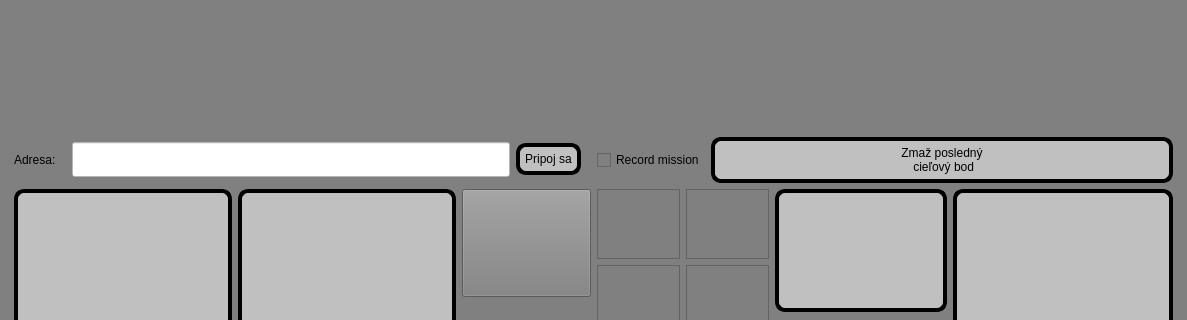
Samwise101/robotHMI, file robotGUI/mainwindow.ui: the form before one commit; both pictures show x 0 to 1187 and y 552 to 872 of the 1187 by 994 pixel window.
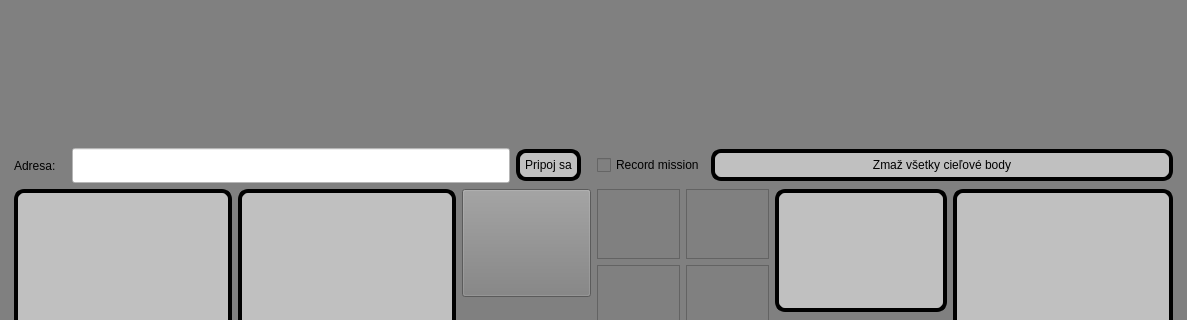
The form after the commit. Icons and pictures are not drawn.

Patch:
```diff
--- a/robotGUI/mainwindow.ui
+++ b/robotGUI/mainwindow.ui
@@ -385,8 +385,7 @@
 }</string>
         </property>
         <property name="text">
-         <string>Zmaž posledný
- cieľový bod</string>
+         <string>Zmaž všetky cieľové body</string>
         </property>
        </widget>
       </item>
```
